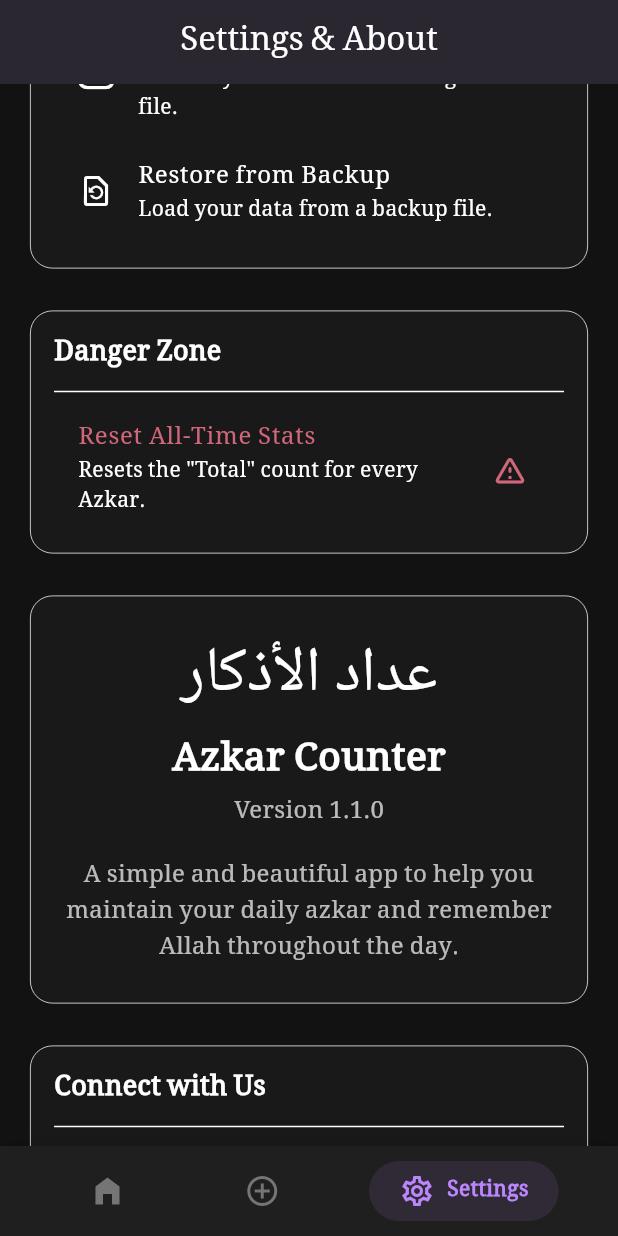
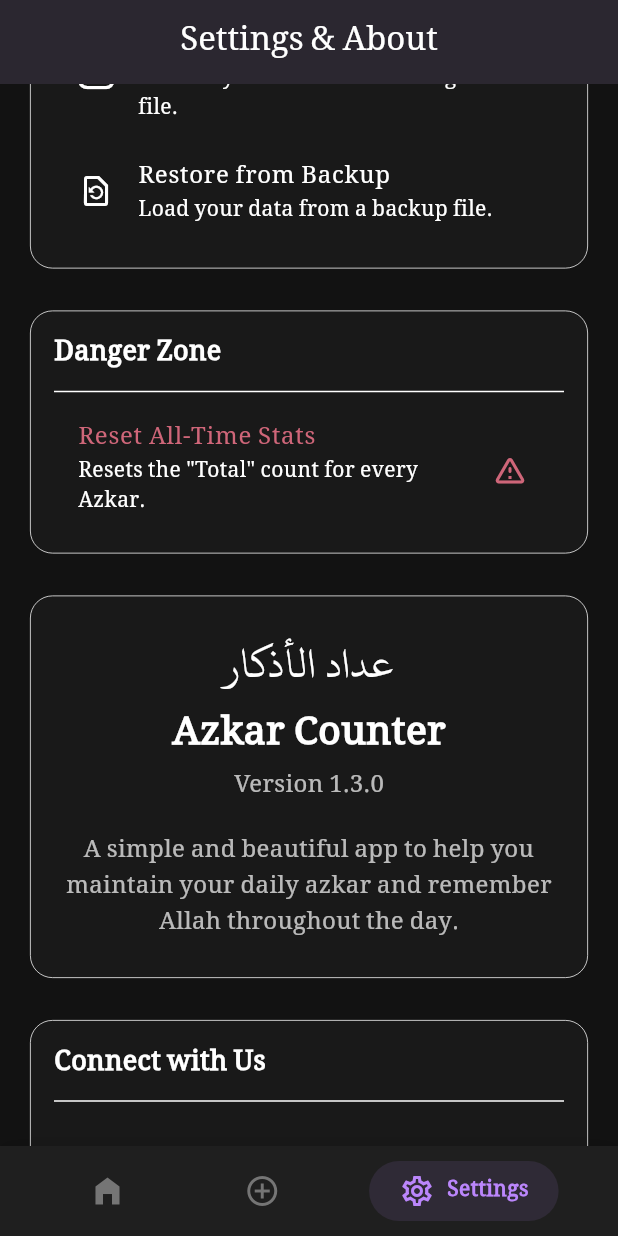
Before and after one commit to thenasihun/azkar-counter-app, a Flutter app: the screen it shows after launch, item 3 of the bottom bar chosen, scrolled down 576 dp, on a phone screen of 412 x 824 dp. Run offline on Flutter 3.47's test engine with Material 3 defaults, Android fonts, the phone set to English and light mode, and no system bars; our stand-ins replace audioplayers, file_picker, hive, shared_preferences, vibration; missing offline and left inert: in_app_update; accounts and stored records are empty.

Commit message:
Update settings screen: change font family to Uthmanic and adjust font size; update version to 1.3.0

```diff
--- a/lib/views/settings_screen.dart
+++ b/lib/views/settings_screen.dart
@@ -306,8 +306,8 @@ class SettingsScreen extends StatelessWidget {
             Text(
               "عداد الأذكار",
               style: TextStyle(
-                  fontFamily: 'NotoNaskhArabic',
-                  fontSize: 42,
+                  fontFamily: 'Uthmanic',
+                  fontSize: 30,
                   color: Theme.of(context).colorScheme.onSurface),
             ),
             const SizedBox(height: 8),
@@ -319,7 +319,7 @@ class SettingsScreen extends StatelessWidget {
                   color: Theme.of(context).colorScheme.onSurface),
             ),
             const SizedBox(height: 4),
-            Text("Version 1.1.0",
+            Text("Version 1.3.0",
                 style: TextStyle(
                     fontSize: 16,
                     color: Theme.of(context)
```
